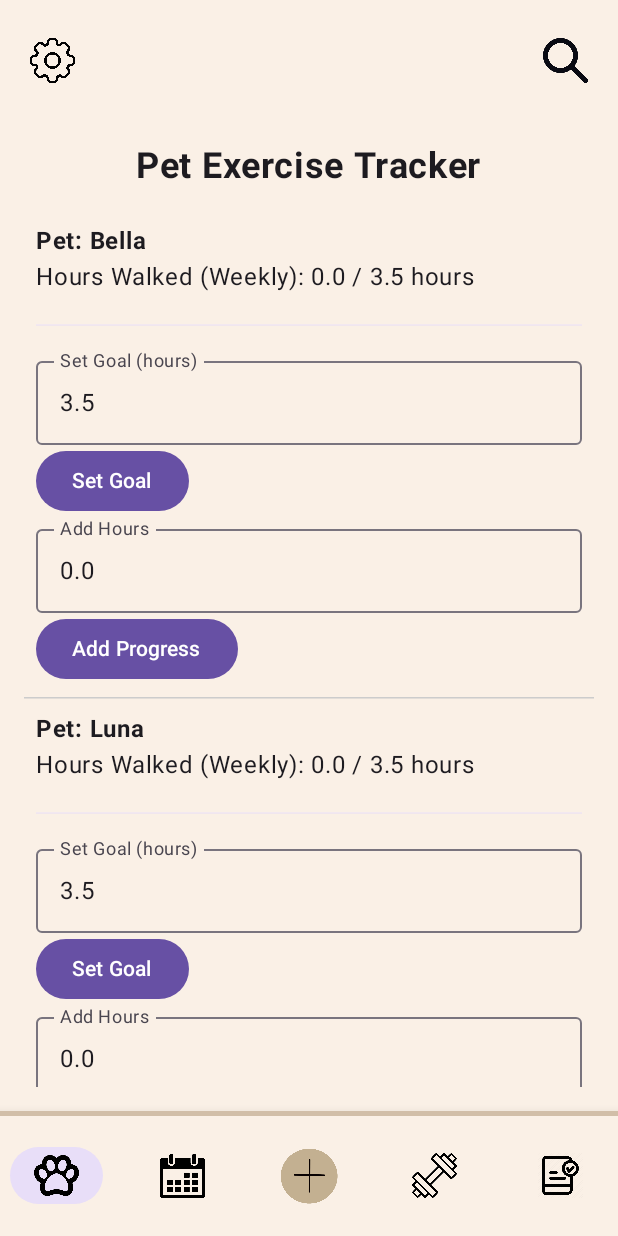
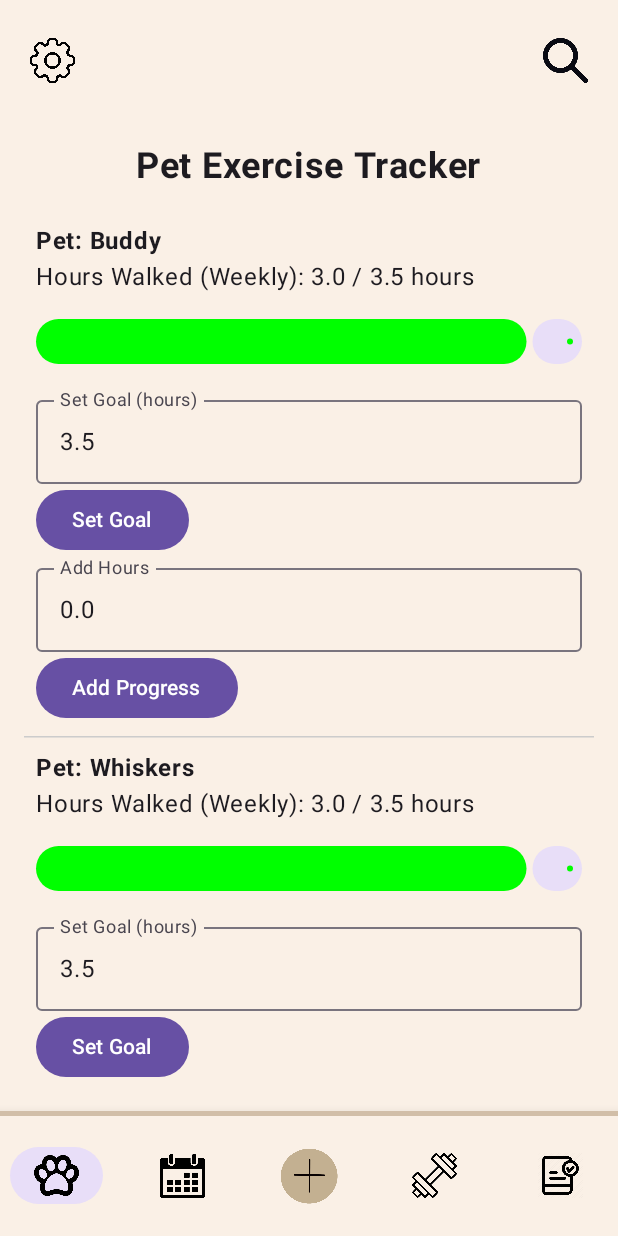
Before and after one commit to Baicha-S/Mobile-Computing-CP3406, an Android app built with Jetpack Compose: the ExercisePage screen opened through its navigation route, on a phone screen of 412 x 824 dp. Run offline under Robolectric (Android 15) with nearby library versions, the phone set to English and light mode, and no system bars; our stand-ins replace livedata-compose.

Commit message:
"Edit Exercise Page View."

```diff
--- a/app/src/main/java/com/example/assignment1/data/Pet.kt
+++ b/app/src/main/java/com/example/assignment1/data/Pet.kt
@@ -19,7 +19,7 @@ data class Pet(
     val medicalHistory: MutableList<String> = mutableListOf(),
     // Exercise Tracker
     var exerciseGoalHours: Float = 3.5f, // 3.5 by default but user can adjust
-    var exerciseProgressHours: Float = 0.0f // Current progress
+    var exerciseProgressHours: Float = 3.0f // Current progress
 )
 
 @RequiresApi(Build.VERSION_CODES.O)
--- a/app/src/main/java/com/example/assignment1/data/PetRepositoryImpl.kt
+++ b/app/src/main/java/com/example/assignment1/data/PetRepositoryImpl.kt
@@ -12,9 +12,7 @@ class PetRepositoryImpl : PetRepository {
     @RequiresApi(Build.VERSION_CODES.O)
     private val pets: MutableList<Pet> = mutableListOf(
         Pet(1, "Bella", "Pomeranian", R.drawable.screenshot_2025_02_16_191409, LocalDate.parse("2019-02-20", DateTimeFormatter.ISO_DATE),"Male", "Egg"),
-        Pet(2, "Luna", "Pomeranian", R.drawable.screenshot_2025_02_16_191409, LocalDate.parse("2019-02-20", DateTimeFormatter.ISO_DATE),"Male", "Egg"),
         Pet(3, "Charlie", "Pomeranian", R.drawable.screenshot_2025_02_16_191358, LocalDate.parse("2019-02-20", DateTimeFormatter.ISO_DATE),"Male", "Egg"),
-        Pet(4, "Lucy", "Pomeranian", R.drawable.screenshot_2025_02_16_191358, LocalDate.parse("2019-02-20", DateTimeFormatter.ISO_DATE),"Male", "Egg"),
         Pet(5, "Cooper", "Pomeranian", R.drawable.screenshot_2025_02_16_191358, LocalDate.parse("2019-02-20", DateTimeFormatter.ISO_DATE),"Male", "Egg")
     )
 
--- a/app/src/main/java/com/example/assignment1/di/Modules.kt
+++ b/app/src/main/java/com/example/assignment1/di/Modules.kt
@@ -20,5 +20,5 @@ val appModules = module {
     viewModel { HomeViewModel(get()) }
     single<GuidelineRepository> { GuidelineRepositoryImpl() }
     viewModel { GuidelineViewModel(get()) }
-    viewModel { ExerciseViewModel(get()) }
+    viewModel { ExerciseViewModel() }
 }
--- a/app/src/main/java/com/example/assignment1/view/ExercisePage.kt
+++ b/app/src/main/java/com/example/assignment1/view/ExercisePage.kt
@@ -1,5 +1,8 @@
 package com.example.assignment1.view
 
+import android.os.Build
+import android.util.Log
+import androidx.annotation.RequiresApi
 import androidx.compose.foundation.layout.*
 import androidx.compose.material3.*
 import androidx.compose.runtime.*
@@ -9,23 +12,16 @@ import androidx.compose.ui.graphics.Color
 import androidx.compose.ui.text.font.FontWeight
 import androidx.compose.ui.unit.dp
 import androidx.compose.ui.unit.sp
-import androidx.navigation.NavHostController
 import com.example.assignment1.viewModel.ExerciseViewModel
 import org.koin.androidx.compose.koinViewModel
-import androidx.compose.runtime.livedata.observeAsState
 import androidx.compose.foundation.lazy.LazyColumn
 import androidx.compose.foundation.lazy.items
 import com.example.assignment1.data.Pet
 
+@RequiresApi(Build.VERSION_CODES.O)
 @Composable
-fun ExercisePage(padding: Modifier, navController: NavHostController) {
+fun ExercisePage(padding: Modifier) {
     val viewModel: ExerciseViewModel = koinViewModel()
-
-    LaunchedEffect(Unit) {
-        viewModel.loadAllPetsExerciseData()
-    }
-
-    val petExercises by viewModel.allPetExerciseData.observeAsState(emptyList())
 
     LazyColumn(
         modifier = padding
@@ -42,7 +38,7 @@ fun ExercisePage(padding: Modifier, navController: NavHostController) {
                 modifier = Modifier.padding(bottom = 16.dp)
             )
         }
-        items(petExercises) { exercise ->
+        items(viewModel.petList) { exercise -> // Use viewModel.petList
             PetExerciseItem(exercise = exercise, onGoalChange = { hours -> viewModel.setExerciseGoal(exercise.id, hours) }, onProgressAdd = { hours -> viewModel.addExerciseProgress(exercise.id, hours)})
             HorizontalDivider(thickness = 1.dp, color = Color.LightGray)
         }
@@ -53,11 +49,26 @@ fun ExercisePage(padding: Modifier, navController: NavHostController) {
 fun PetExerciseItem(exercise: Pet, onGoalChange: (Float) -> Unit, onProgressAdd: (Float) -> Unit) {
     var goalHours by remember { mutableFloatStateOf(exercise.exerciseGoalHours) }
     var addHours by remember { mutableFloatStateOf(0f) }
+
     val progress = remember(exercise.exerciseProgressHours, exercise.exerciseGoalHours) {
         if (exercise.exerciseGoalHours > 0) {
-            exercise.exerciseProgressHours / exercise.exerciseGoalHours
+            val calculatedProgress = exercise.exerciseProgressHours / exercise.exerciseGoalHours
+            Log.d(
+                "PetExerciseItem",
+                "Progress: $calculatedProgress, ProgressHours: ${exercise.exerciseProgressHours}, GoalHours: ${exercise.exerciseGoalHours}"
+            )
+            calculatedProgress
         } else {
+            Log.d("PetExerciseItem", "GoalHours is 0, Progress: 0f")
             0f
+        }
+    }
+
+    val progressColor = remember(progress) {
+        when {
+            progress < 0.3f -> Color.Red
+            progress < 0.7f -> Color.Yellow
+            else -> Color.Green
         }
     }
 
@@ -69,14 +80,14 @@ fun PetExerciseItem(exercise: Pet, onGoalChange: (Float) -> Unit, onProgressAdd:
         Text(text = "Pet: ${exercise.name}", fontWeight = FontWeight.Bold)
         Text(text = "Hours Walked (Weekly): ${exercise.exerciseProgressHours} / ${exercise.exerciseGoalHours} hours")
 
-        // Progression Bar
+        // Bigger Progression Bar with Dynamic Color
         LinearProgressIndicator(
-            progress = { progress },
+            progress = progress,
+            color = progressColor, // Set the color based on progress
             modifier = Modifier
                 .fillMaxWidth()
-                .padding(vertical = 8.dp)
-                .height(20.dp) // Increase the height
-                .padding(vertical = 12.dp) //Adjust vertical padding,
+                .padding(vertical = 16.dp)
+                .height(30.dp)
         )
 
         OutlinedTextField(
--- a/app/src/main/java/com/example/assignment1/view/MainActivity.kt
+++ b/app/src/main/java/com/example/assignment1/view/MainActivity.kt
@@ -174,7 +174,7 @@ fun MainScreen() {
                 composable("appointments") { AppointmentPage(navController) }
                 composable("addAppointment") { AddAppointmentPage(navController) }
                 composable("add_pet") { AddPetProfilePage(Modifier.padding(innerPadding), navController) } // Pass navController here
-                composable("exercise") { ExercisePage(Modifier.padding(innerPadding), navController) }
+                composable("exercise") { ExercisePage(Modifier.padding(innerPadding)) }
                 composable("guideline") { GuidelinePage(Modifier.padding(innerPadding)) }
             }
         }
--- a/app/src/main/java/com/example/assignment1/viewModel/ExerciseViewModel.kt
+++ b/app/src/main/java/com/example/assignment1/viewModel/ExerciseViewModel.kt
@@ -1,45 +1,44 @@
 package com.example.assignment1.viewModel
 
-import androidx.lifecycle.LiveData
-import androidx.lifecycle.MutableLiveData
+import android.os.Build
+import android.util.Log
+import androidx.annotation.RequiresApi
+import androidx.compose.runtime.mutableStateListOf
 import androidx.lifecycle.ViewModel
-import androidx.lifecycle.viewModelScope
 import com.example.assignment1.data.Pet
-import com.example.assignment1.data.PetRepository
-import kotlinx.coroutines.launch
+import java.time.LocalDate
 
-class ExerciseViewModel(private val petRepository: PetRepository) : ViewModel() {
+@RequiresApi(Build.VERSION_CODES.O)
+class ExerciseViewModel : ViewModel() {
 
-    private val _petExerciseData = MutableLiveData<Pet?>()
-    val petExerciseData: LiveData<Pet?> = _petExerciseData
+    private val _petList = mutableStateListOf<Pet>()
+    val petList: List<Pet> = _petList
 
-    private val _allPetExerciseData = MutableLiveData<List<Pet>>()
-    val allPetExerciseData : LiveData<List<Pet>> = _allPetExerciseData
+    init {
+        // Add test data for debugging
+        _petList.add(Pet(1, "Buddy", "Dog", 0, LocalDate.now().minusYears(2), "Male", "None"))
+        _petList.add(Pet(2, "Whiskers", "Cat", 0, LocalDate.now().minusYears(1), "Female", "Pollen"))
+        Log.d("ExerciseViewModel", "ViewModel initialized. petList size: ${_petList.size}")
+    }
 
-    private fun loadPetExerciseData(petId: Int) {
-        viewModelScope.launch {
-            _petExerciseData.value = petRepository.getPetExerciseData(petId)
-        }
+    fun addPet(pet: Pet) {
+        _petList.add(pet)
+        Log.d("ExerciseViewModel", "Pet added: ${pet.name}, petList size: ${_petList.size}")
     }
 
     fun setExerciseGoal(petId: Int, hours: Float) {
-        viewModelScope.launch {
-            petRepository.setExerciseGoal(petId, hours)
-            loadPetExerciseData(petId)
+        val petIndex = _petList.indexOfFirst { it.id == petId }
+        if (petIndex != -1) {
+            _petList[petIndex] = _petList[petIndex].copy(exerciseGoalHours = hours)
+            Log.d("ExerciseViewModel", "Goal set for pet $petId: $hours")
         }
     }
 
     fun addExerciseProgress(petId: Int, hours: Float) {
-        viewModelScope.launch {
-            petRepository.addExerciseProgress(petId, hours)
-            loadPetExerciseData(petId)
+        val petIndex = _petList.indexOfFirst { it.id == petId }
+        if (petIndex != -1) {
+            _petList[petIndex] = _petList[petIndex].copy(exerciseProgressHours = _petList[petIndex].exerciseProgressHours + hours)
+            Log.d("ExerciseViewModel", "Progress added for pet $petId: $hours")
         }
     }
-
-    fun loadAllPetsExerciseData(){
-        viewModelScope.launch {
-            _allPetExerciseData.value = petRepository.getAllPetsExerciseData()
-        }
-    }
-
 }
```
